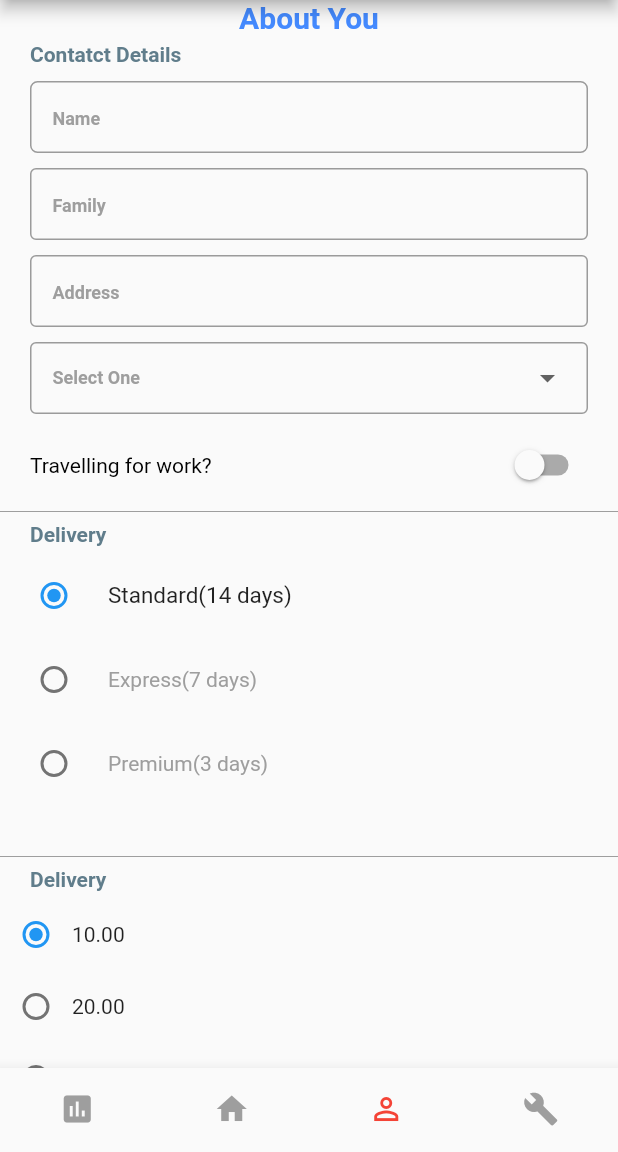
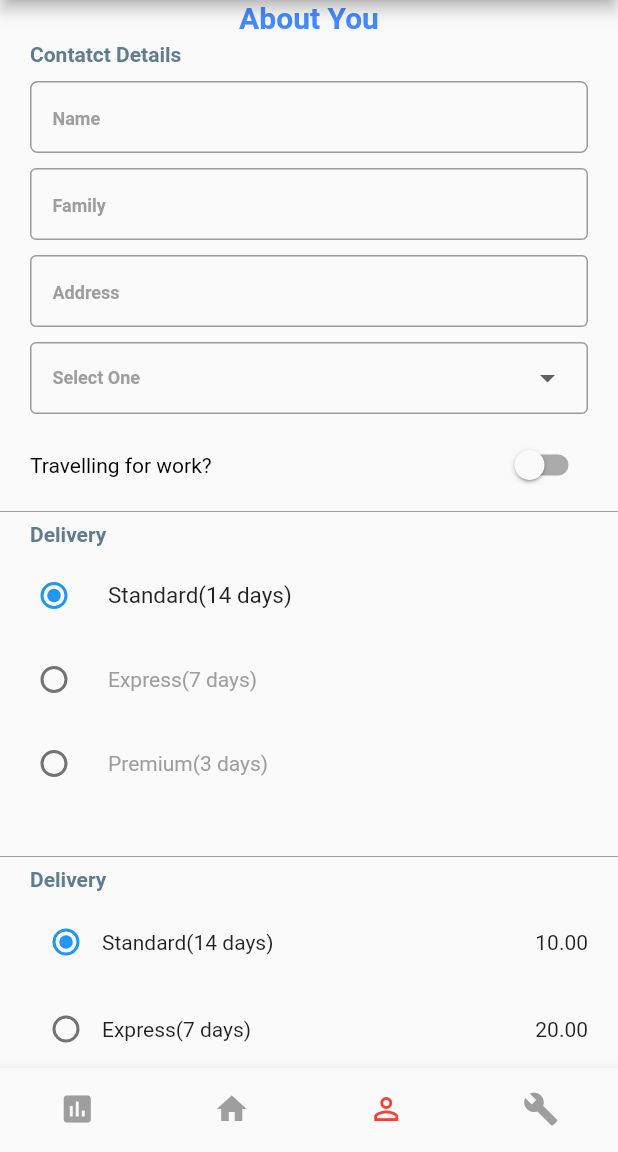
Before and after one commit to AsmaGhafoorian/Flutter_architecture, a Flutter app: the screen it shows after launch, item 3 of the bottom bar chosen, on a phone screen of 412 x 824 dp, the part 84-1236 px from its top. Run offline on Flutter 3.47's test engine with Material 2 defaults, Android fonts, the phone set to English and light mode, and no system bars; our stand-ins replace charts_flutter, rxdart, stack_trace, synchronized; missing offline and left inert: analyzer, build, calendar_strip; generated files the repository leaves out were written again; network calls fail; Roboto replaces fonts that are missing (Montserrat).

Commit message:
added new group radio button

```diff
--- a/lib/src/ui/home/profile.dart
+++ b/lib/src/ui/home/profile.dart
@@ -305,7 +305,10 @@ class _ProfileState extends State<Profile>{
                     child: ListView(
 
                         children: _radioChaices.map((data) {
-                          return Row(
+                          return Padding(
+                            padding: EdgeInsets.symmetric(horizontal: 20, vertical: 5),
+
+                            child: Row(
                                 children : [
                                   Radio(
                                     activeColor: Colors.blue,
@@ -320,8 +323,12 @@ class _ProfileState extends State<Profile>{
                                       });
                                     },
                                   ),
-                                Text(data.cost)
+                                  Text(data.choice, textAlign: TextAlign.left,),
+                                  Expanded(
+                                  child: Text(data.cost, textAlign: TextAlign.right,)
+                                  )
                                 ]
+                            ),
                           );
                         }).toList()
                     ),
```
Lines whose indentation alone changed are shown as unchanged.
